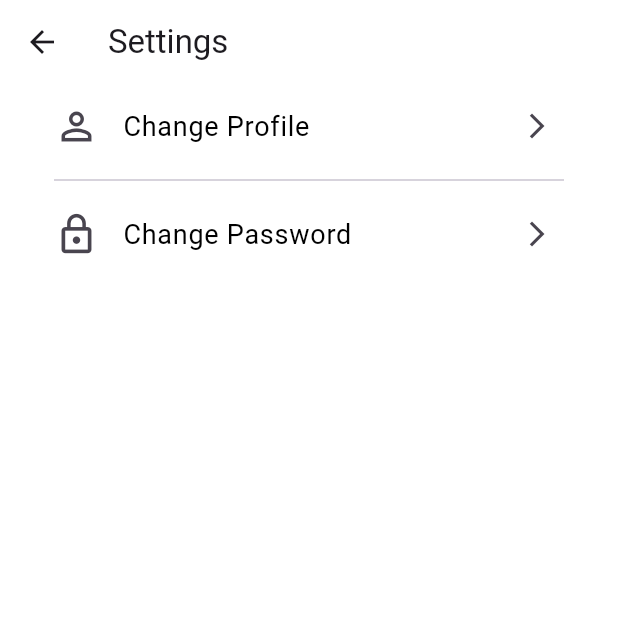
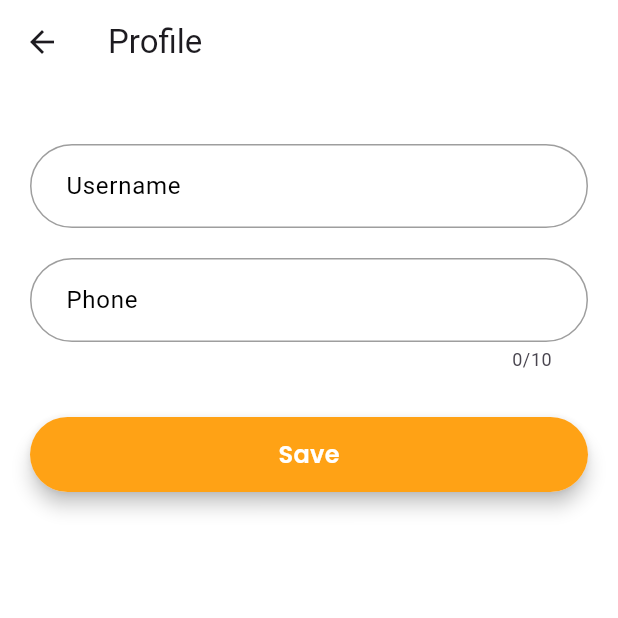
Before and after one commit to NaserAlomosh/ecommerce_course, a Flutter app: the SettingsView screen opened directly, after a tap on "Change Profile", on a phone screen of 412 x 824 dp, the top half of it. Run offline on Flutter 3.47's test engine with Material 3 defaults, Android fonts, the phone set to English and light mode, and no system bars; our stand-ins replace cached_network_image, cloud_firestore, dartz, firebase_auth, firebase_core, flutter_bloc and 5 more; accounts and stored records are empty; network calls fail; Roboto replaces fonts that are missing (Cairo).

```diff
--- a/lib/core/widgets/textfieds/custom_text_field.dart
+++ b/lib/core/widgets/textfieds/custom_text_field.dart
@@ -13,6 +13,8 @@ class CustomTextField extends StatefulWidget {
     this.controller,
     this.validator,
     this.maxLength,
+    this.onChanged,
+    this.readOnly = false,
   });
   final String label;
   final double? borderRadius;
@@ -22,7 +24,9 @@ class CustomTextField extends StatefulWidget {
   final TextInputType? keyboardType;
   final TextEditingController? controller;
   final String? Function(String?)? validator;
+  final void Function(String)? onChanged;
   final int? maxLength;
+  final bool readOnly;
   @override
   State<CustomTextField> createState() => _CustomTextFieldState();
 }
@@ -39,7 +43,9 @@ class _CustomTextFieldState extends State<CustomTextField> {
   @override
   Widget build(BuildContext context) {
     return TextFormField(
+      readOnly: widget.readOnly,
       validator: widget.validator,
+      onChanged: widget.onChanged,
       controller: widget.controller,
       keyboardType: widget.keyboardType ?? TextInputType.text,
       obscureText: hidePassword,
--- a/lib/features/change_password/repo/change_password_repo.dart
+++ b/lib/features/change_password/repo/change_password_repo.dart
@@ -12,7 +12,7 @@ class ChangePasswordRepo {
         email: UserDataService.email ?? '',
         password: oldPassword,
       );
-      // await FirebaseAuth.instance.currentUser?.updatePassword(newPassword);
+      await FirebaseAuth.instance.currentUser?.updatePassword(newPassword);
       return const Right('Change Password Successfully');
     } on FirebaseAuthException catch (_) {
       return const Left('Old Password is not correct');
--- /dev/null
+++ b/lib/features/change_profile/repo/change_profile_repo.dart
@@ -0,0 +1,29 @@
+import 'package:cloud_firestore/cloud_firestore.dart';
+import 'package:dartz/dartz.dart';
+import 'package:ecommerce/core/local/local_storage_service.dart';
+import 'package:ecommerce/core/local/user_data.dart';
+
+class ChangeProfileRepo {
+  Future<Either<String, void>> updateProfileData(
+    String username,
+    String phone,
+  ) async {
+    try {
+      await FirebaseFirestore.instance
+          .collection('users')
+          .doc(UserDataService.uid)
+          .update({
+        'username': username,
+        'phone': phone,
+      });
+      LocalStorageService.instance.setPhone(phone);
+      UserDataService.phone = phone;
+      LocalStorageService.instance.setUsername(phone);
+      UserDataService.username = username;
+
+      return const Right(null);
+    } on FirebaseException catch (e) {
+      return Left(e.message ?? '');
+    }
+  }
+}
--- /dev/null
+++ b/lib/features/change_profile/view/change_profile_view.dart
@@ -0,0 +1,99 @@
+import 'package:ecommerce/core/theme/app_padding.dart';
+import 'package:ecommerce/core/widgets/buttons/custom_button.dart';
+import 'package:ecommerce/core/widgets/loading/custom_loading_widget.dart';
+import 'package:ecommerce/core/widgets/textfieds/custom_text_field.dart';
+import 'package:ecommerce/core/widgets/toast_message/toast_message.dart';
+import 'package:ecommerce/features/change_profile/view_model/cubit.dart';
+import 'package:ecommerce/features/change_profile/view_model/states.dart';
+import 'package:flutter/material.dart';
+import 'package:flutter_bloc/flutter_bloc.dart';
+
+class ChangeProfileView extends StatelessWidget {
+  const ChangeProfileView({super.key});
+
+  @override
+  Widget build(BuildContext context) {
+    return BlocProvider(
+      create: (context) => ChangeProfileCubit()..getDefaultData(),
+      child: Scaffold(
+        backgroundColor: Colors.white,
+        appBar: AppBar(
+          title: const Text('Profile'),
+          backgroundColor: Colors.white,
+        ),
+        body: BlocListener<ChangeProfileCubit, ChangeProfileStates>(
+          listener: (context, state) {
+            if (state is ChangeProfileLoading) {
+              CustomDialogLoadingWidget.show(context);
+            } else if (state is ChangeProfileSucess) {
+              Navigator.pop(context);
+              Navigator.pop(context);
+              ToastMessage.showSuccessMessage(
+                context,
+                'Profile updated successfully',
+              );
+            } else if (state is ChangeProfileError) {
+              Navigator.pop(context);
+              ToastMessage.showErrorMessage(context, state.error);
+            }
+          },
+          child: Padding(
+            padding: AppPadding.allPadding,
+            child: SingleChildScrollView(
+              child: Builder(
+                builder: (context) {
+                  return Form(
+                    key: context.read<ChangeProfileCubit>().formKey,
+                    child: Column(
+                      children: [
+                        const SizedBox(height: 20),
+                        CustomTextField(
+                          controller: context
+                              .read<ChangeProfileCubit>()
+                              .usernameController,
+                          validator: (username) {
+                            if (username?.isEmpty ?? true) {
+                              return 'Please enter your username';
+                            }
+                            return null;
+                          },
+                          label: 'Username',
+                        ),
+                        const SizedBox(height: 20),
+                        CustomTextField(
+                          label: 'Phone',
+                          keyboardType: TextInputType.phone,
+                          maxLength: 10,
+                          controller: context
+                              .read<ChangeProfileCubit>()
+                              .phoneController,
+                          validator: (phone) {
+                            if (phone?.isEmpty ?? true) {
+                              return 'Please enter your phone number';
+                            } else if (!((phone?.length ?? 0) == 10)) {
+                              return 'Please enter a valid phone number';
+                            }
+                            return null;
+                          },
+                        ),
+                        const SizedBox(height: 30),
+                        CustomButton(
+                          text: 'Save',
+                          onTap: () {
+                            context
+                                .read<ChangeProfileCubit>()
+                                .updateProfileData();
+                          },
+                        )
+                      ],
+                    ),
+                  );
+                },
+              ),
+            ),
+          ),
+        ),
+      ),
+    );
+  }
+}
--- /dev/null
+++ b/lib/features/change_profile/view_model/cubit.dart
@@ -0,0 +1,33 @@
+import 'package:ecommerce/core/extension/form_key_extension.dart';
+import 'package:ecommerce/core/local/user_data.dart';
+import 'package:ecommerce/features/change_profile/repo/change_profile_repo.dart';
+import 'package:ecommerce/features/change_profile/view_model/states.dart';
+import 'package:flutter/material.dart';
+import 'package:flutter_bloc/flutter_bloc.dart';
+
+class ChangeProfileCubit extends Cubit<ChangeProfileStates> {
+  final _changeProfileRepo = ChangeProfileRepo();
+  ChangeProfileCubit() : super(ChangeProfileInitial());
+  final usernameController = TextEditingController();
+  final phoneController = TextEditingController();
+  final formKey = GlobalKey<FormState>();
+
+  void getDefaultData() async {
+    usernameController.text = UserDataService.username ?? '';
+    phoneController.text = UserDataService.phone ?? '';
+  }
+
+  void updateProfileData() async {
+    if (formKey.isValid()) {
+      emit(ChangeProfileLoading());
+      final result = await _changeProfileRepo.updateProfileData(
+        usernameController.text,
+        phoneController.text,
+      );
+      result.fold(
+        (error) => emit(ChangeProfileError(error: error)),
+        (_) => emit(ChangeProfileSucess()),
+      );
+    }
+  }
+}
--- /dev/null
+++ b/lib/features/change_profile/view_model/states.dart
@@ -0,0 +1,12 @@
+abstract class ChangeProfileStates {}
+
+class ChangeProfileInitial extends ChangeProfileStates {}
+
+class ChangeProfileLoading extends ChangeProfileStates {}
+
+class ChangeProfileError extends ChangeProfileStates {
+  final String error;
+  ChangeProfileError({required this.error});
+}
+
+class ChangeProfileSucess extends ChangeProfileStates {}
--- a/lib/features/home/view_model/home_states.dart
+++ b/lib/features/home/view_model/home_states.dart
@@ -21,3 +21,5 @@ class HomeErrorProductsState extends HomeStates {
 
   HomeErrorProductsState({required this.error});
 }
+
+class HomeSearchState extends HomeStates {}
--- a/lib/features/login/repo/login_repo.dart
+++ b/lib/features/login/repo/login_repo.dart
@@ -26,10 +26,12 @@ class LoginRepo {
   }
 
   Future<LoginResponseModel> getUserData({required String uid}) async {
-    final snapshot = await FirebaseFirestore.instance.collection('users').doc(uid).get();
+    final snapshot =
+        await FirebaseFirestore.instance.collection('users').doc(uid).get();
     final userData = snapshot.data();
     log('userData: $userData');
-    LoginResponseModel loginResponseModel = LoginResponseModel.formJson(userData);
+    LoginResponseModel loginResponseModel =
+        LoginResponseModel.formJson(userData);
 
     // Save user data to local database
     await LocalStorageService.instance.setUserData(loginResponseModel);
--- a/lib/features/product_details/view/widgets/favorite_icon_widget.dart
+++ b/lib/features/product_details/view/widgets/favorite_icon_widget.dart
@@ -21,7 +21,7 @@ class _FavoriteIconWidget extends StatelessWidget {
         return context.read<ProductDetailsCubit>().isFavorite
             ? GestureDetector(
                 onTap: () {
-                  context.read<ProductDetailsCubit>().removeFromFavorite();
+                  context.read<ProductDetailsCubit>().removeFromFavorite(context);
                 },
                 child: const Icon(
                   Icons.favorite,
@@ -30,7 +30,7 @@ class _FavoriteIconWidget extends StatelessWidget {
               )
             : GestureDetector(
                 onTap: () {
-                  context.read<ProductDetailsCubit>().addToFavorite();
+                  context.read<ProductDetailsCubit>().addToFavorite(context);
                 },
                 child: const Icon(
                   Icons.favorite_border,
--- a/lib/features/settings/settings_view.dart
+++ b/lib/features/settings/settings_view.dart
@@ -1,5 +1,6 @@
 import 'package:ecommerce/core/theme/app_padding.dart';
 import 'package:ecommerce/features/change_password/view/change_password_view.dart';
+import 'package:ecommerce/features/change_profile/view/change_profile_view.dart';
 import 'package:flutter/material.dart';
 import 'package:google_fonts/google_fonts.dart';
 
@@ -21,7 +22,14 @@ class SettingsView extends StatelessWidget {
             _getOption(
               'Change Profile',
               Icons.person_outline_outlined,
-              () {},
+              () {
+                Navigator.push(
+                  context,
+                  MaterialPageRoute(
+                    builder: (_) => const ChangeProfileView(),
+                  ),
+                );
+              },
             ),
             _getDivider(),
             _getOption(
```
Also changed, not shown: lib/features/cart/view_model/cubit.dart (+8 -4 lines), lib/features/favorites/view/widgets/favorite_item_widget.dart (+9 -4 lines), lib/features/home/view/home_view.dart (+7 -2 lines), lib/features/home/view/widgets/home_list_products_widget.dart (added, +106 -0 lines), lib/features/home/view/widgets/home_products_widget.dart (deleted, +0 -91 lines), lib/features/home/view/widgets/search_text_field_widget.dart (added, +20 -0 lines), lib/features/home/view_model/home_cubit.dart (+15 -0 lines), lib/features/product_details/view/product_details_view.dart (+10 -3 lines), lib/features/product_details/view_model/product_details_cubit.dart (+24 -3 lines).
